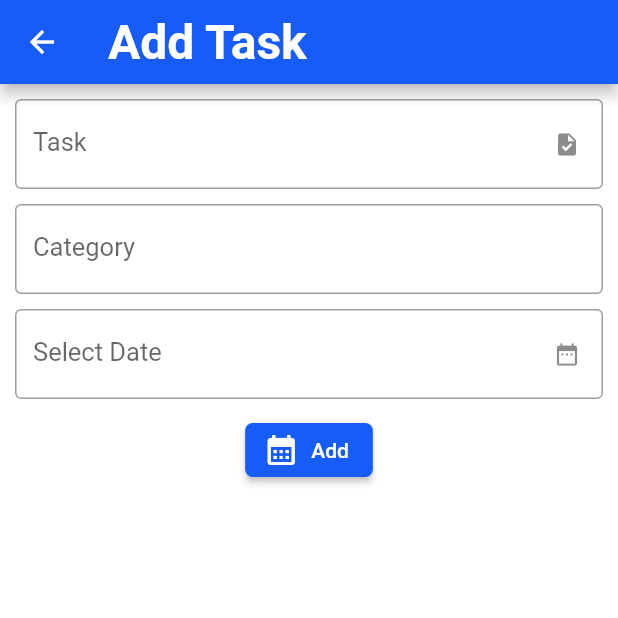
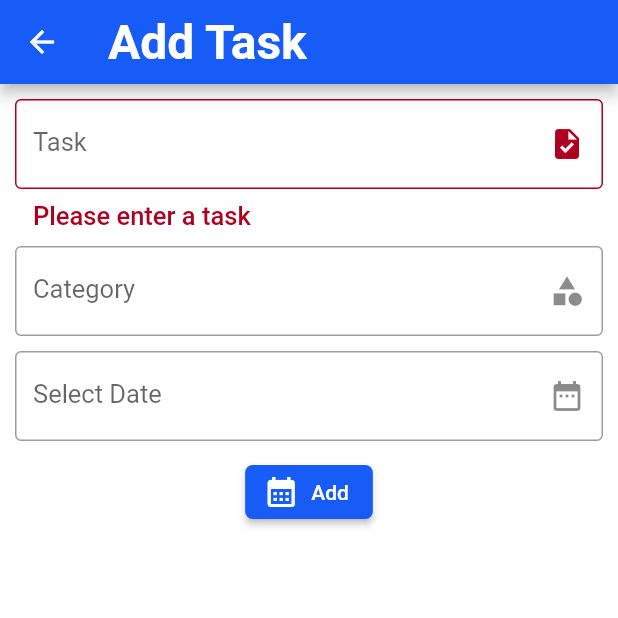
Before and after one commit to ozdemirberkay/yaplist, a Flutter app: the TaskDetailScreen screen opened by its route, after a tap on "Add", on a phone screen of 412 x 824 dp, the top half of it. Run offline on Flutter 3.47's test engine with Material 2 defaults, Android fonts, the phone set to English and light mode, and no system bars; our stand-ins replace easy_localization, flutter_bloc, flutter_slidable.

Commit message:
add task validator

```diff
--- a/assets/translations/en-US.json
+++ b/assets/translations/en-US.json
@@ -9,5 +9,6 @@
     "add": "Add",
     "select": "Select",
     "selectDate": "Select Date",
-    "category": "Category"
+    "category": "Category",
+    "pleaseEnterTask": "Please enter a task"
 }
--- a/assets/translations/tr-TR.json
+++ b/assets/translations/tr-TR.json
@@ -9,5 +9,6 @@
     "add": "Ekle",
     "select": "Seç",
     "selectDate": "Tarih Seç",
-    "category": "Kategori"
+    "category": "Kategori",
+    "pleaseEnterTask": "Lütfen bir görev girin"
 }
--- a/lib/screens/task/task_detail.dart
+++ b/lib/screens/task/task_detail.dart
@@ -48,10 +48,17 @@ class _TaskDetailScreenState extends State<TaskDetailScreen> {
                 label: tr("task"),
                 controller: titleController,
                 icon: Icons.task,
+                validator: (value) {
+                  if (value == null || value.isEmpty) {
+                    return tr("pleaseEnterTask");
+                  }
+                  return null;
+                },
               ),
               const SizedBox(height: 10),
               InputField(
                 label: tr("category"),
+                icon: Icons.category,
               ),
               const SizedBox(height: 10),
               InputField(
@@ -69,12 +76,13 @@ class _TaskDetailScreenState extends State<TaskDetailScreen> {
                 label: tr("add"),
                 icon: Icons.calendar_month,
                 onPressed: () {
-                  Task task = Task(
-                    id: 1,
-                    title: titleController.text,
-                    isCompleted: false,
-                  );
-                  context.read<TodoBloc>().add(AddTask(task: task));
+                  if (formKey.currentState!.validate()) {
+                    Task task = Task(
+                      id: 1,
+                      title: titleController.text,
+                    );
+                    context.read<TodoBloc>().add(AddTask(task: task));
+                  }
                 },
               ),
             ],
--- a/lib/widgets/input/input_field.dart
+++ b/lib/widgets/input/input_field.dart
@@ -33,10 +33,7 @@ class InputField extends StatelessWidget {
       decoration: InputDecoration(
         border: const OutlineInputBorder(),
         labelText: label,
-        suffixIcon: Icon(
-          icon,
-          size: 18,
-        ),
+        suffixIcon: Icon(icon),
       ),
     );
   }
--- a/lib/widgets/layout/layout.dart
+++ b/lib/widgets/layout/layout.dart
@@ -15,9 +15,7 @@ class Layout extends StatelessWidget {
   Widget build(BuildContext context) {
     return Scaffold(
       appBar: AppBar(
-        title: Text(
-          title,
-        ),
+        title: Text(title),
         actions: actions,
       ),
       body: body,
```
